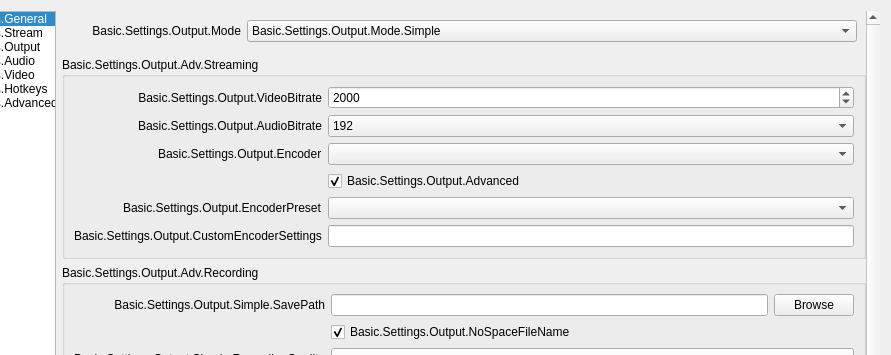
Old version of the form UI/forms/OBSBasicSettings.ui in the repository BlueCheeseburger/obs-studio; both pictures show x 90 to 981 and y 0 to 355 of the 981 by 726 pixel window.
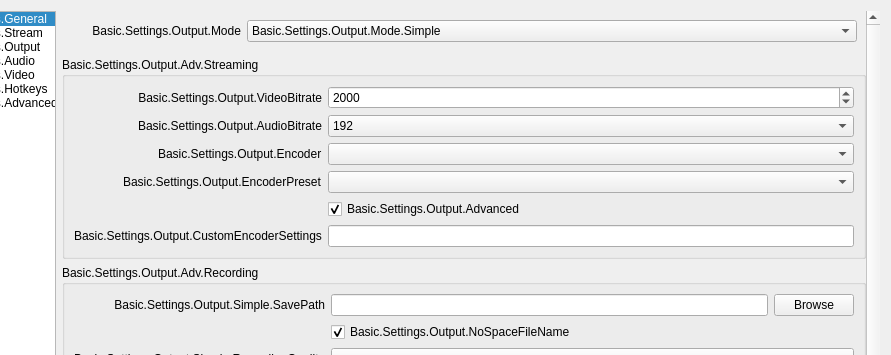
New version of the form. The open tabs and pages were chosen to show the change. Icons and pictures are not drawn. Custom widgets are drawn as their Qt base class.

Commit message: UI: Move Simple Mode encoder preset out of Advanced

The edit to the form file:
```diff
--- a/UI/forms/OBSBasicSettings.ui
+++ b/UI/forms/OBSBasicSettings.ui
@@ -1609,17 +1609,7 @@
                     <item row="2" column="1">
                      <widget class="QComboBox" name="simpleOutStrEncoder"/>
                     </item>
-                    <item row="3" column="1">
-                     <widget class="QCheckBox" name="simpleOutAdvanced">
-                      <property name="text">
-                       <string>Basic.Settings.Output.Advanced</string>
-                      </property>
-                      <property name="checked">
-                       <bool>true</bool>
-                      </property>
-                     </widget>
-                    </item>
-                    <item row="4" column="0">
+                    <item row="3" column="0">
                      <widget class="QLabel" name="label_24">
                       <property name="enabled">
                        <bool>true</bool>
@@ -1632,9 +1622,19 @@
                       </property>
                      </widget>
                     </item>
-                    <item row="4" column="1">
+                    <item row="3" column="1">
                      <widget class="QComboBox" name="simpleOutPreset"/>
                     </item>
+                    <item row="4" column="1">
+                     <widget class="QCheckBox" name="simpleOutAdvanced">
+                      <property name="text">
+                       <string>Basic.Settings.Output.Advanced</string>
+                      </property>
+                      <property name="checked">
+                       <bool>true</bool>
+                      </property>
+                     </widget>
+                    </item>
                     <item row="5" column="0">
                      <widget class="QLabel" name="label_23">
                       <property name="text">
```
Left out of the diff: 34 changed lines with no effect on the pictures. The commit also changes 2 other files.
